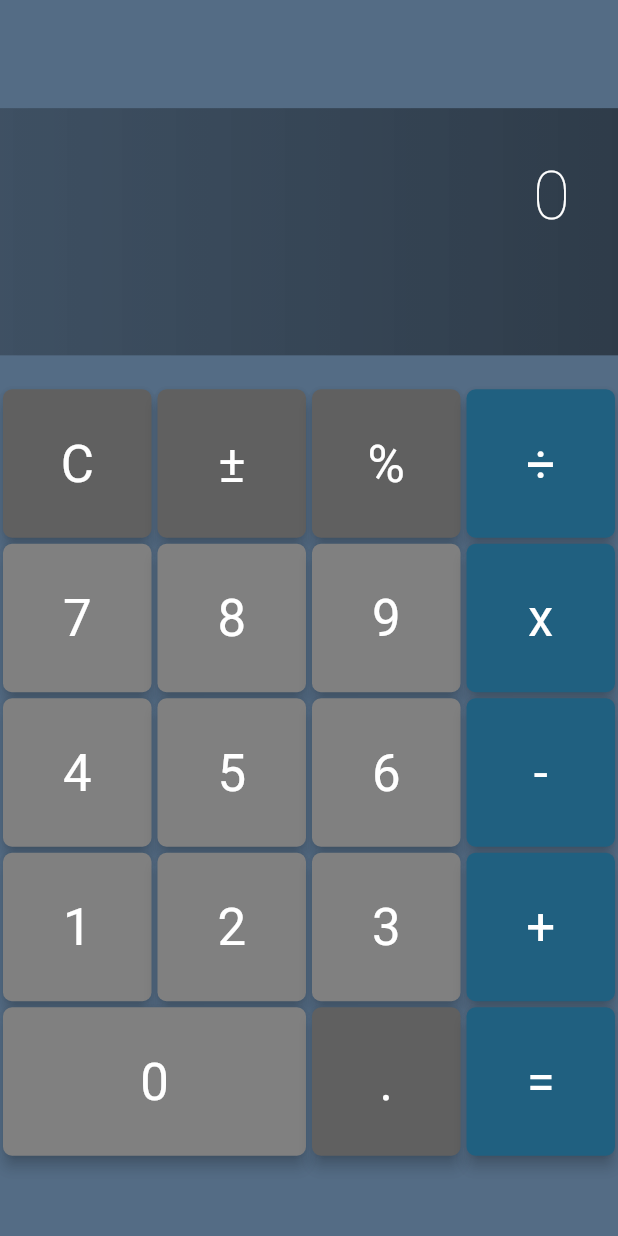
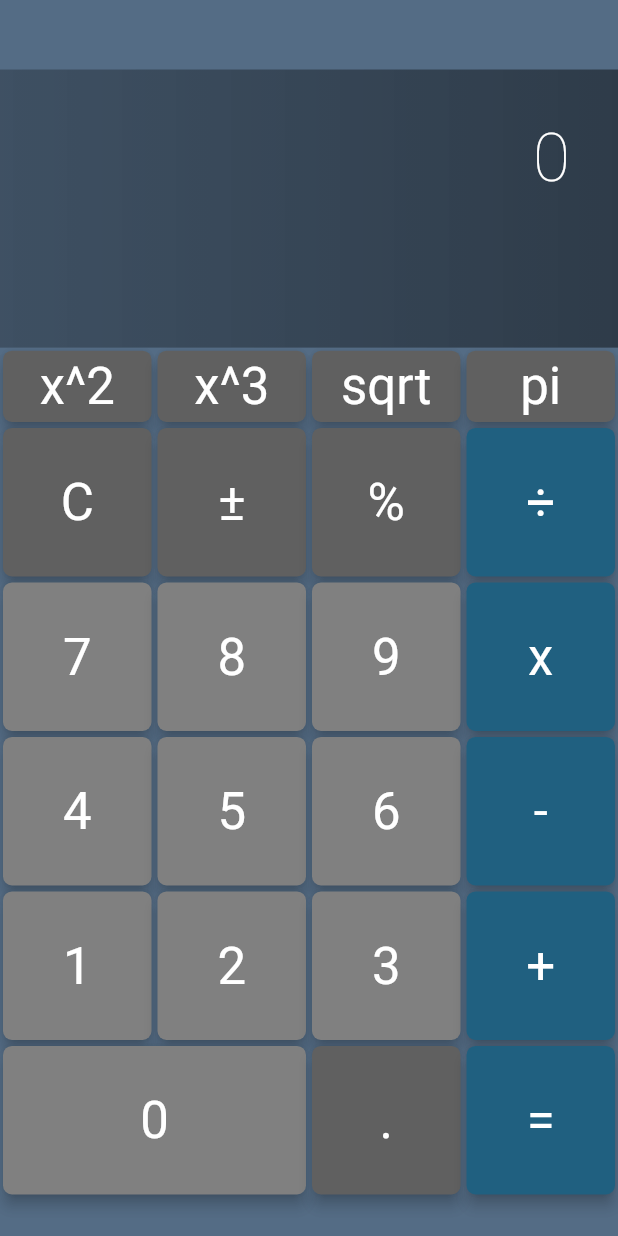
Before and after one commit to reesecake/flutter_rpn_calculator, a Flutter app: the screen it shows after launch, on a phone screen of 412 x 824 dp. Run offline on Flutter 3.47's test engine with Material 2 defaults, Android fonts, the phone set to English and light mode, and no system bars.

Commit message:
added a row of math functions

```diff
--- a/lib/calculator-key.dart
+++ b/lib/calculator-key.dart
@@ -3,6 +3,11 @@ import 'package:flutter_rpn_calculator/key-controller.dart';
 import 'package:flutter_rpn_calculator/key-symbol.dart';
 
 abstract class Keys {
+
+  static KeySymbol square = const KeySymbol('x^2');
+  static KeySymbol cube = const KeySymbol('x^3');
+  static KeySymbol sqrt = const KeySymbol('sqrt');
+  static KeySymbol pi = const KeySymbol('pi');
 
   static KeySymbol clear = const KeySymbol('C');
   static KeySymbol sign = const KeySymbol('±');
@@ -55,7 +60,7 @@ class CalculatorKey extends StatelessWidget {
     return Container(
       width: (symbol == Keys.zero) ? (size * 2) : size,
       padding: EdgeInsets.all(2),
-      height: size,
+      height: getButtonHeight(symbol, size),
       child: RaisedButton(
         shape: RoundedRectangleBorder(borderRadius: BorderRadius.circular(6)),
         color: color,
@@ -65,4 +70,10 @@ class CalculatorKey extends StatelessWidget {
       ),
     );
   }
+
+  // shorten the scientific buttons
+  static double getButtonHeight(KeySymbol symbol, double size) {
+    if (symbol == Keys.square || symbol == Keys.cube || symbol == Keys.sqrt || symbol == Keys.pi) return size / 2;
+    else return size;
+  }
 }
--- a/lib/display.dart
+++ b/lib/display.dart
@@ -20,7 +20,8 @@ class Display extends StatelessWidget {
         .copyWith(color: Colors.white, fontWeight: FontWeight.w200);
 
     return Container(
-      padding: EdgeInsets.only(top: _margin, bottom: _margin),
+      // add a bottom: _margin here for padding below display
+      padding: EdgeInsets.only(top: _margin, ),
       constraints: BoxConstraints.expand(height: height),
       child: Container(
         padding: EdgeInsets.fromLTRB(32, 32, 32, 32),
--- a/lib/key-pad.dart
+++ b/lib/key-pad.dart
@@ -8,6 +8,14 @@ class KeyPad extends StatelessWidget {
 
     return Column(
       children: [
+        Row(
+          children: <Widget>[
+            CalculatorKey(symbol: Keys.square),
+            CalculatorKey(symbol: Keys.cube),
+            CalculatorKey(symbol: Keys.sqrt),
+            CalculatorKey(symbol: Keys.pi)
+          ],
+        ),
         Row(
           children: <Widget>[
             CalculatorKey(symbol: Keys.clear),
--- a/lib/key-symbol.dart
+++ b/lib/key-symbol.dart
@@ -7,7 +7,8 @@ class KeySymbol {
   const KeySymbol(this.value);
   final String value;
 
-  static List<KeySymbol> _functions = [ Keys.clear, Keys.sign, Keys.percent, Keys.decimal ];
+  static List<KeySymbol> _functions = [ Keys.square, Keys.cube, Keys.sqrt, Keys.pi,
+    Keys.clear, Keys.sign, Keys.percent, Keys.decimal ];
   static List<KeySymbol> _operators = [ Keys.divide, Keys.multiply, Keys.subtract, Keys.add, Keys.equals ];
 
   @override
```
Also changed, not shown: lib/processor.dart (+36 -1 lines).
